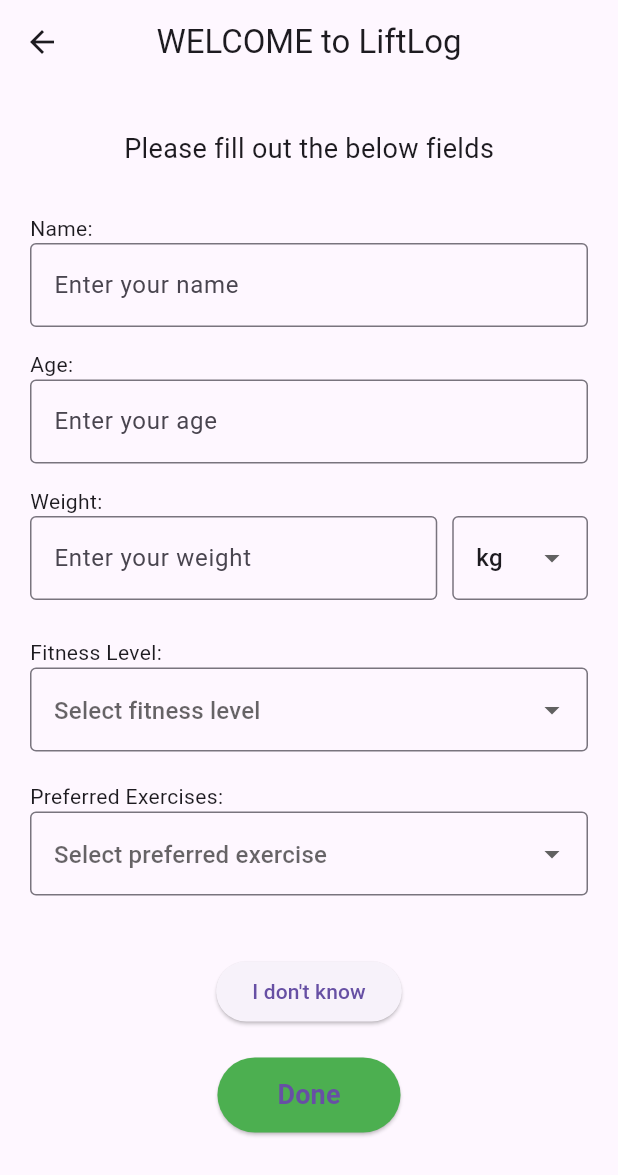
After one commit to suncycles/fitlog, a Flutter app: the FirstPickUp screen opened directly, on a phone screen of 412 x 824 dp. The commit adds this screen. Shown: the top 1175 px of the screen. Run offline on Flutter 3.47's test engine with Material 3 defaults, Android fonts, the phone set to English and light mode, and no system bars.

Commit message:
Done with recent session screen and first pick up screen.

```diff
--- /dev/null
+++ b/lib/screens/first_pickup.dart
@@ -0,0 +1,205 @@
+import 'package:flutter/material.dart';
+import 'home_screen.dart'; // Import the destination page
+
+class FirstPickUp extends StatefulWidget {
+  const FirstPickUp({super.key});
+
+  @override
+  State<FirstPickUp> createState() => _FirstPickUpState();
+}
+
+class _FirstPickUpState extends State<FirstPickUp> {
+  // Text controllers for form inputs
+  final TextEditingController nameController = TextEditingController();
+  final TextEditingController ageController = TextEditingController();
+  final TextEditingController weightController = TextEditingController();
+
+  // Dropdown selections
+  String? fitnessLevel;
+  String? preferredExercise;
+
+  // Default weight unit
+  String weightUnit = 'kg';
+
+  // Dropdown lists
+  final List<String> fitnessLevels = ['Beginner', 'Intermediate', 'Advanced'];
+  final List<String> exercises = ['Cardio', 'Strength', 'Yoga', 'Pilates'];
+
+  @override
+  Widget build(BuildContext context) {
+    return Scaffold(
+      appBar: AppBar(
+        title: const Text('WELCOME to LiftLog'),
+        centerTitle: true,
+      ),
+      body: Padding(
+        padding: const EdgeInsets.all(20.0),
+        child: SingleChildScrollView(
+          child: Column(
+            crossAxisAlignment: CrossAxisAlignment.start,
+            children: [
+              const SizedBox(height: 10),
+              const Center(
+                child: Text(
+                  'Please fill out the below fields',
+                  style: TextStyle(fontSize: 18),
+                ),
+              ),
+              const SizedBox(height: 30),
+
+              // Name input
+              const Text('Name:'),
+              TextField(
+                controller: nameController,
+                decoration: const InputDecoration(
+                  hintText: 'Enter your name',
+                  border: OutlineInputBorder(),
+                ),
+              ),
+              const SizedBox(height: 15),
+
+              // Age input
+              const Text('Age:'),
+              TextField(
+                controller: ageController,
+                keyboardType: TextInputType.number,
+                decoration: const InputDecoration(
+                  hintText: 'Enter your age',
+                  border: OutlineInputBorder(),
+                ),
+              ),
+              const SizedBox(height: 15),
+
+              // Weight input with unit selector
+              const Text('Weight:'),
+              Row(
+                children: [
+                  // Weight value
+                  Expanded(
+                    flex: 3,
+                    child: TextField(
+                      controller: weightController,
+                      keyboardType: TextInputType.number,
+                      decoration: const InputDecoration(
+                        hintText: 'Enter your weight',
+                        border: OutlineInputBorder(),
+                      ),
+                    ),
+                  ),
+                  const SizedBox(width: 10),
+
+                  // Weight unit dropdown
+                  Expanded(
+                    flex: 1,
+                    child: DropdownButtonFormField<String>(
+                      value: weightUnit,
+                      items: const [
+                        DropdownMenuItem(value: 'kg', child: Text('kg')),
+                        DropdownMenuItem(value: 'lb', child: Text('lb')),
+                      ],
+                      onChanged: (value) {
+                        setState(() => weightUnit = value!);
+                      },
+                      decoration: const InputDecoration(
+                        border: OutlineInputBorder(),
+                      ),
+                    ),
+                  ),
+                ],
+              ),
+              const SizedBox(height: 25),
+
+              // Fitness level dropdown
+              const Text('Fitness Level:'),
+              DropdownButtonFormField<String>(
+                value: fitnessLevel,
+                items: fitnessLevels
+                    .map((level) => DropdownMenuItem(
+                          value: level,
+                          child: Text(level),
+                        ))
+                    .toList(),
+                onChanged: (value) {
+                  setState(() => fitnessLevel = value);
+                },
+                decoration: const InputDecoration(
+                  hintText: 'Select fitness level',
+                  border: OutlineInputBorder(),
+                ),
+              ),
+              const SizedBox(height: 20),
+
+              // Preferred exercise dropdown
+              const Text('Preferred Exercises:'),
+              DropdownButtonFormField<String>(
+                value: preferredExercise,
+                items: exercises
+                    .map((exercise) => DropdownMenuItem(
+                          value: exercise,
+                          child: Text(exercise),
+                        ))
+                    .toList(),
+                onChanged: (value) {
+                  setState(() => preferredExercise = value);
+                },
+                decoration: const InputDecoration(
+                  hintText: 'Select preferred exercise',
+                  border: OutlineInputBorder(),
+                ),
+              ),
+              const SizedBox(height: 40),
+
+              // "I don't know" button
+              Center(
+                child: ElevatedButton(
+                  onPressed: () {
+                    ScaffoldMessenger.of(context).showSnackBar(
+                      const SnackBar(
+                        content: Text("That's okay! We'll guide you 💪"),
+                      ),
+                    );
+                  },
+                  child: const Text("I don't know"),
+                ),
+              ),
+
+              const SizedBox(height: 20),
+
+              // ✅ Done button (navigate to HomeScreen)
+              Center(
+                child: ElevatedButton(
+                  style: ElevatedButton.styleFrom(
+                    backgroundColor: Colors.green,
+                    padding: const EdgeInsets.symmetric(
+                        horizontal: 40, vertical: 12),
+                  ),
+                  onPressed: () {
+                    // Print entered data for debugging
+                    print('Name: ${nameController.text}');
+                    print('Age: ${ageController.text}');
+                    print('Weight: ${weightController.text} $weightUnit');
+                    print('Fitness: $fitnessLevel');
+                    print('Exercise: $preferredExercise');
+
+                    // Navigate to HomeScreen
+                    Navigator.push(
+                      context,
+                      MaterialPageRoute(
+                        builder: (context) => const HomeScreen(),
+                      ),
+                    );
+                  },
+                  child: const Text(
+                    "Done",
+                    style:
+                        TextStyle(fontSize: 18, fontWeight: FontWeight.bold),
+                  ),
+                ),
+              ),
+            ],
+          ),
+        ),
+      ),
+    );
+  }
+}
```
Also changed, not shown: lib/screens/recent_session_screen.dart (+62 -7 lines).
